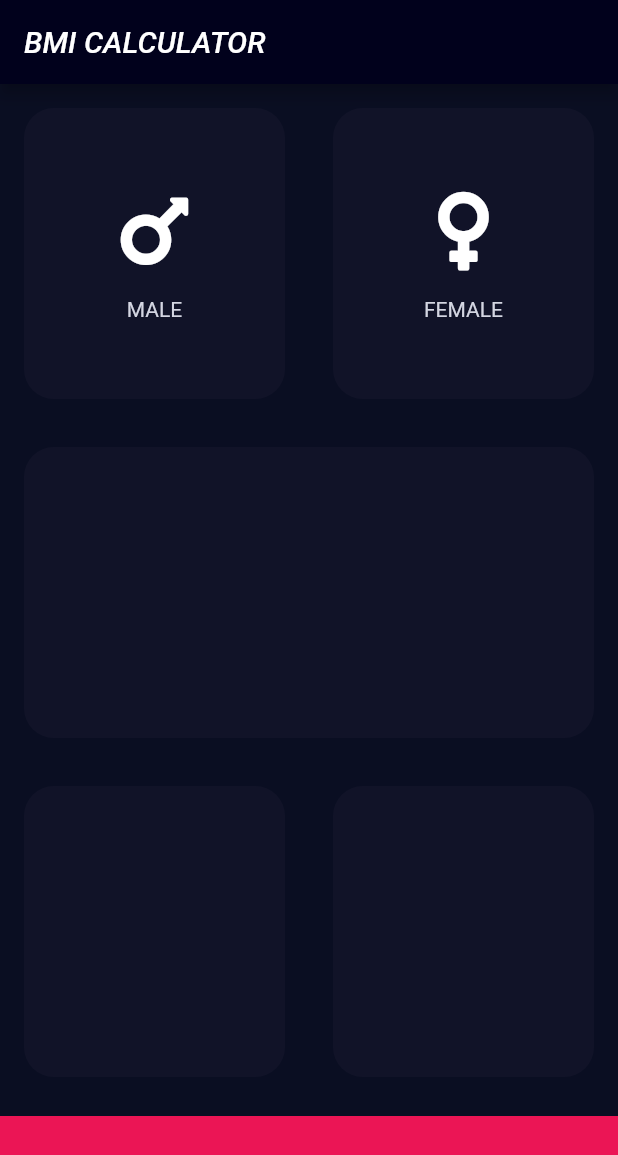
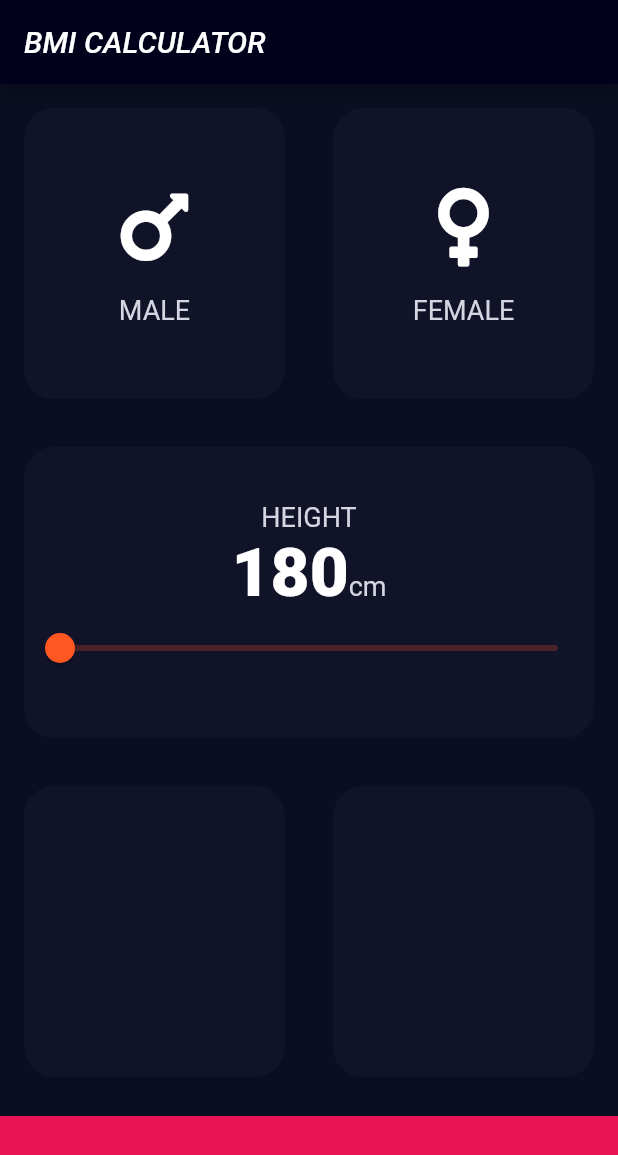
Before and after one commit to SrijanSamridh/BMI_CalculatorAppFlutter, a Flutter app: the screen it shows after launch, on a phone screen of 412 x 824 dp. Shown: the top 1155 px of the screen. Run offline on Flutter 3.47's test engine with Material 2 defaults, Android fonts, the phone set to English and light mode, and no system bars; our stand-ins replace font_awesome_flutter.

Commit message:
added a new Widget

```diff
--- /dev/null
+++ b/lib/constants.dart
@@ -0,0 +1,16 @@
+import 'package:flutter/material.dart';
+
+const kBottomContainerHeight = 80.0;
+const kBottomContainerColor = Color(0xFFEB1555);
+const kActiveContainerColor = Color(0xFF1D1E33);
+const kInactiveContainerColor = Color(0xFF111328);
+const kAppBarColor = Color(0xff01011c);
+const kFontColor = Color(0xFFD4D6E2);
+
+
+const kLabelTextStyle = TextStyle(
+  fontSize: 18.0,
+  color: kFontColor,
+);
+
+const kNumberStyle = TextStyle(fontWeight: FontWeight.w900, fontSize: 45.0,);
--- a/lib/icon_content.dart
+++ b/lib/icon_content.dart
@@ -1,10 +1,5 @@
 import 'package:flutter/material.dart';
-
-const fontColor = Color(0xFFD4D6E2);
-const labelTextStyle = TextStyle(
-  fontSize: 14.0,
-  color: fontColor,
-);
+import 'constants.dart';
 
 class IconContent extends StatelessWidget {
   const IconContent({Key? key, required this.icon, required this.label})
@@ -26,7 +21,7 @@ class IconContent extends StatelessWidget {
         ),
         Text(
           label,
-          style: labelTextStyle
+          style: kLabelTextStyle
         ),
       ],
     );
--- a/lib/input_page.dart
+++ b/lib/input_page.dart
@@ -2,18 +2,9 @@ import 'package:flutter/material.dart';
 import 'package:font_awesome_flutter/font_awesome_flutter.dart';
 import 'icon_content.dart';
 import 'reuse_container.dart';
+import 'constants.dart';
 
-const bottomContainerHeight = 80.0;
-const bottomContainerColor = Color(0xFFEB1555);
-const activeContainerColor = Color(0xFF1D1E33);
-const inactiveContainerColor = Color(0xFF111328);
-const appBarColor = Color(0xff01011c);
-const fontColor = Color(0xFFD4D6E2);
-
-enum Gender{
-  male,
-  female
-}
+enum Gender { male, female }
 
 class InputPage extends StatefulWidget {
   const InputPage({Key? key}) : super(key: key);
@@ -23,14 +14,14 @@ class InputPage extends StatefulWidget {
 }
 
 class _InputPageState extends State<InputPage> {
-
   dynamic selectedGender;
+  int height = 180;
 
   @override
   Widget build(BuildContext context) {
     return Scaffold(
         appBar: AppBar(
-          backgroundColor: appBarColor,
+          backgroundColor: kAppBarColor,
           title: const Text(
             'BMI CALCULATOR',
             style: TextStyle(
@@ -39,38 +30,39 @@ class _InputPageState extends State<InputPage> {
           ),
         ),
         body: Column(
+          crossAxisAlignment: CrossAxisAlignment.stretch,
           children: [
             Expanded(
               child: Row(
                 children: [
                   Expanded(
-                      child: GestureDetector(
-                      onTap: () {
+                      child: ReuseContainer(
+                    onPress: () {
                       setState(() {
                         selectedGender = Gender.male;
                       });
                     },
-                    child: ReuseContainer(
-                      myColor: selectedGender == Gender.male? activeContainerColor : inactiveContainerColor,
+                    myColor: selectedGender == Gender.male
+                        ? kActiveContainerColor
+                        : kInactiveContainerColor,
                     cardChild: const IconContent(
                       icon: FontAwesomeIcons.mars,
                       label: "MALE",
                     ),
-                    ),
                   )),
                   Expanded(
-                      child: GestureDetector(
-                    onTap: () {
+                      child: ReuseContainer(
+                    onPress: () {
                       setState(() {
                         selectedGender = Gender.female;
                       });
                     },
-                    child: ReuseContainer(
-                      myColor: selectedGender == Gender.female? activeContainerColor : inactiveContainerColor,
+                    myColor: selectedGender == Gender.female
+                        ? kActiveContainerColor
+                        : kInactiveContainerColor,
                     cardChild: const IconContent(
                       icon: FontAwesomeIcons.venus,
                       label: "FEMALE",
-                      ),
                     ),
                   )),
                 ],
@@ -81,8 +73,33 @@ class _InputPageState extends State<InputPage> {
                 children: [
                   Expanded(
                       child: ReuseContainer(
-                    myColor: inactiveContainerColor,
-                    cardChild: Column(),
+                    onPress: () {},
+                    myColor: kInactiveContainerColor,
+                    cardChild: Column(
+                      mainAxisAlignment: MainAxisAlignment.center,
+                      children: [
+                        const Text(
+                          'HEIGHT',
+                          style: kLabelTextStyle,
+                        ),
+                        Row(
+                          mainAxisAlignment: MainAxisAlignment.center,
+                          crossAxisAlignment: CrossAxisAlignment.baseline,
+                          textBaseline: TextBaseline.alphabetic,
+                          children: [
+                            Text( height.toString(),
+                              style: kNumberStyle,
+                            ),
+                            const Text('cm',style: kLabelTextStyle,),
+                          ],
+                        ),
+                        Slider(
+                          value: height.toDouble(),
+                          min: 180.0,
+                          max: 220.0, onChanged: (double value) {  },
+                        ),
+                      ],
+                    ),
                   )),
                 ],
               ),
@@ -92,21 +109,23 @@ class _InputPageState extends State<InputPage> {
                 children: [
                   Expanded(
                       child: ReuseContainer(
-                    myColor: inactiveContainerColor,
+                    onPress: () {},
+                    myColor: kInactiveContainerColor,
                     cardChild: Column(),
                   )),
                   Expanded(
                       child: ReuseContainer(
-                    myColor: inactiveContainerColor,
+                    onPress: () {},
+                    myColor: kInactiveContainerColor,
                     cardChild: Column(),
                   )),
                 ],
               ),
             ),
             Container(
-              color: bottomContainerColor,
+              color: kBottomContainerColor,
               margin: const EdgeInsets.only(top: 10.0),
-              height: bottomContainerHeight,
+              height: kBottomContainerHeight,
               width: double.infinity,
             ),
           ],
--- a/lib/reuse_container.dart
+++ b/lib/reuse_container.dart
@@ -2,15 +2,18 @@ import 'package:flutter/material.dart';
 
 class ReuseContainer extends StatelessWidget {
   const ReuseContainer(
-      {Key? key, required this.myColor, required this.cardChild})
+      {Key? key, required this.myColor, required this.cardChild, required this.onPress})
       : super(key: key);
   // const ReuseContainer({@required this.myColor, this.cardChild});
   final Color myColor;
   final Widget cardChild;
+  final dynamic onPress;
 
   @override
   Widget build(BuildContext context) {
-    return Container(
+    return GestureDetector(
+      onTap: onPress,
+      child: Container(
         child: cardChild,
         margin: const EdgeInsets.all(16.0),
         decoration: BoxDecoration(
@@ -18,6 +21,7 @@ class ReuseContainer extends StatelessWidget {
           color: myColor,
           borderRadius: const BorderRadius.all(Radius.circular(20)),
         ),
+      ),
     );
   }
 }
```
Lines whose indentation alone changed are shown as unchanged.
